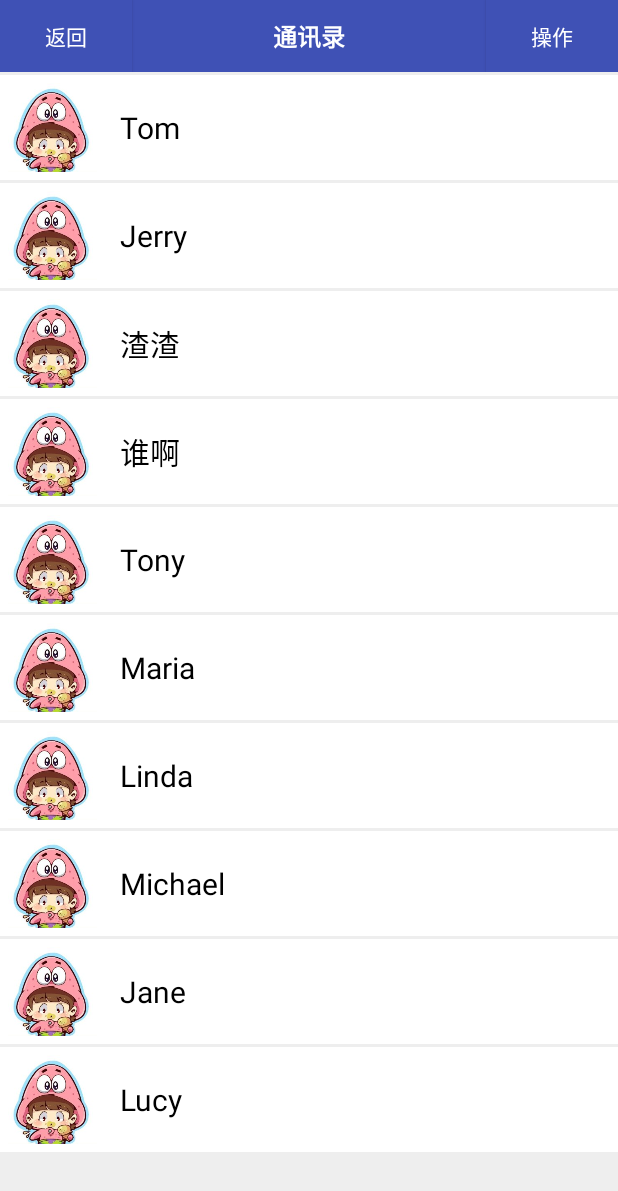
After one commit to snx1995/IM, an Android app: the AddressBookActivity screen opened directly, with no data from a screen before it, on a phone screen of 412 x 824 dp. The commit adds this screen. Shown: the top 1191 px of the screen. Run offline under Robolectric (Android 15) with nearby library versions, the phone set to English and light mode, and no system bars.

Commit message:
userinfo,addressbook

```diff
--- a/app/build.gradle
+++ b/app/build.gradle
@@ -7,7 +7,7 @@ android {
         minSdkVersion 15
         targetSdkVersion 26
         versionCode 1
-        versionName "1.0"
+        versionName "1.2.0"
         testInstrumentationRunner "android.support.test.runner.AndroidJUnitRunner"
     }
     buildTypes {
--- /dev/null
+++ b/app/src/main/java/top/banyaoqiang/www/imessaging/AddressBookActivity.java
@@ -0,0 +1,45 @@
+package top.banyaoqiang.www.imessaging;
+
+import android.support.v7.app.ActionBar;
+import android.support.v7.app.AppCompatActivity;
+import android.os.Bundle;
+import android.support.v7.widget.LinearLayoutManager;
+import android.support.v7.widget.RecyclerView;
+import android.widget.LinearLayout;
+
+import java.util.ArrayList;
+import java.util.List;
+
+public class AddressBookActivity extends AppCompatActivity {
+
+    private List<Friend> friendList = new ArrayList<>();
+
+    @Override
+    protected void onCreate(Bundle savedInstanceState) {
+        super.onCreate(savedInstanceState);
+        setContentView(R.layout.activity_address_book);
+
+        ActionBar actionBar = getSupportActionBar();
+        if(actionBar != null) actionBar.hide();
+
+        TopBar topBar = findViewById(R.id.address_top_bar);
+        topBar.setTitle("通讯录");
+
+        initFriendList();
+
+        LinearLayoutManager manager = new LinearLayoutManager(this);
+        RecyclerView recyclerView = findViewById(R.id.address_recycler);
+        AddressBookAdapter adpter = new AddressBookAdapter(friendList);
+        recyclerView.setLayoutManager(manager);
+        recyclerView.setAdapter(adpter);
+
+    }
+
+    private void initFriendList(){
+        String[] names = {"Tom","Jerry","渣渣","谁啊","Tony","Maria","Linda","Michael","Jane","Lucy"};
+        for(String name:names){
+            Friend friend = new Friend(1,name,R.drawable.receive_tmp);
+            friendList.add(friend);
+        }
+    }
+}
--- /dev/null
+++ b/app/src/main/java/top/banyaoqiang/www/imessaging/AddressBookAdapter.java
@@ -0,0 +1,70 @@
+package top.banyaoqiang.www.imessaging;
+
+import android.content.Intent;
+import android.support.v7.app.AppCompatActivity;
+import android.support.v7.widget.RecyclerView;
+import android.view.LayoutInflater;
+import android.view.View;
+import android.view.ViewGroup;
+import android.widget.ImageView;
+import android.widget.TextView;
+
+import org.w3c.dom.Text;
+
+import java.util.List;
+
+/**
+ * Created by snx on 18-1-30.
+ */
+
+public class AddressBookAdapter extends RecyclerView.Adapter<AddressBookAdapter.ViewHolder> {
+    private List<Friend> friendList;
+
+    static class ViewHolder extends RecyclerView.ViewHolder{
+        ImageView friendImage;
+        TextView friendName;
+
+        public ViewHolder(View view){
+            super(view);
+            friendImage = view.findViewById(R.id.address_friend_image);
+            friendName = view.findViewById(R.id.address_friend_name);
+        }
+    }
+
+    public AddressBookAdapter(List<Friend> friendList){
+        this.friendList = friendList;
+    }
+
+    @Override
+    public void onBindViewHolder(ViewHolder holder, int position) {
+        Friend friend = friendList.get(position);
+        holder.friendImage.setImageResource(friend.getImage());
+        holder.friendName.setText(friend.getName());
+
+    }
+
+    @Override
+    public ViewHolder onCreateViewHolder(ViewGroup parent, int viewType) {
+        View view = LayoutInflater.from(parent.getContext()).inflate(R.layout.friend_item,parent,false);
+        final ViewHolder holder = new ViewHolder(view);
+        final ViewGroup vg = parent;
+        holder.friendName.setOnClickListener(new View.OnClickListener() {
+            @Override
+            public void onClick(View view) {
+                int position = holder.getAdapterPosition();
+                Friend friend = friendList.get(position);
+                Intent intent = new Intent(vg.getContext(),InfoDetailActivity.class);
+                intent.putExtra("user_name",friend.getName());
+                intent.putExtra("user_image",friend.getImage());
+                intent.putExtra("user_id",friend.getId());
+                vg.getContext().startActivity(intent);
+            }
+        });
+        return holder;
+    }
+
+    @Override
+    public int getItemCount() {
+        return friendList.size();
+    }
+}
--- /dev/null
+++ b/app/src/main/java/top/banyaoqiang/www/imessaging/Friend.java
@@ -0,0 +1,29 @@
+package top.banyaoqiang.www.imessaging;
+
+/**
+ * Created by snx on 18-1-30.
+ */
+
+public class Friend {
+    private int id;
+    private String name;
+    private int image;
+
+    public Friend(int id, String name, int image) {
+        this.id = id;
+        this.name = name;
+        this.image = image;
+    }
+
+    public int getId() {
+        return id;
+    }
+
+    public String getName() {
+        return name;
+    }
+
+    public int getImage() {
+        return image;
+    }
+}
--- a/app/src/main/java/top/banyaoqiang/www/imessaging/MessageActivity.java
+++ b/app/src/main/java/top/banyaoqiang/www/imessaging/MessageActivity.java
@@ -46,8 +46,8 @@ public class MessageActivity extends AppCompatActivity {
         });
 
         Intent intent = getIntent();
-        this.friendName = intent.getStringExtra("friend_name");
-        this.friendId = intent.getIntExtra("friend_id",-1);
+        this.friendName = intent.getStringExtra("user_name");
+        this.friendId = intent.getIntExtra("user_id",-1);
 
         topBar.setTitle(friendName);
 
--- /dev/null
+++ b/app/src/main/res/layout/activity_address_book.xml
@@ -0,0 +1,19 @@
+<?xml version="1.0" encoding="utf-8"?>
+<LinearLayout xmlns:android="http://schemas.android.com/apk/res/android"
+    android:orientation="vertical"
+    android:layout_width="match_parent"
+    android:layout_height="match_parent">
+
+    <top.banyaoqiang.www.imessaging.TopBar
+        android:id="@+id/address_top_bar"
+        android:layout_width="match_parent"
+        android:layout_height="wrap_content" />
+
+    <android.support.v7.widget.RecyclerView
+        android:background="#eee"
+        android:id="@+id/address_recycler"
+        android:layout_width="match_parent"
+        android:layout_height="match_parent" />
+
+
+</LinearLayout>
--- a/app/src/main/res/layout/activity_main.xml
+++ b/app/src/main/res/layout/activity_main.xml
@@ -27,6 +27,7 @@
         <Button
             android:textColor="#fff"
             style="?buttonBarButtonStyle"
+            android:id="@+id/main_address_btn"
             android:text="@string/main_address_book"
             android:layout_weight="1"
             android:layout_width="0dp"
--- /dev/null
+++ b/app/src/main/res/layout/friend_item.xml
@@ -0,0 +1,35 @@
+<?xml version="1.0" encoding="utf-8"?>
+<LinearLayout xmlns:android="http://schemas.android.com/apk/res/android"
+    android:orientation="vertical" android:layout_width="match_parent"
+    android:layout_height="wrap_content">
+
+    <LinearLayout
+        android:background="#fff"
+        android:layout_marginTop="2dp"
+        android:layout_width="match_parent"
+        android:layout_height="wrap_content">
+
+        <ImageView
+            android:padding="5dp"
+            android:contentDescription="@string/history_records"
+            android:id="@+id/address_friend_image"
+            android:src="@drawable/send_tmp"
+            android:scaleType="fitXY"
+            android:layout_width="70dp"
+            android:layout_height="70dp" />
+
+        <TextView
+            android:id="@+id/address_friend_name"
+            android:textSize="20sp"
+            android:textColor="#000"
+            android:layout_marginStart="10dp"
+            android:layout_marginLeft="10dp"
+            android:gravity="center_vertical"
+            android:text="@string/history_records"
+            android:layout_weight="1"
+            android:layout_width="0dp"
+            android:layout_height="match_parent" />
+    </LinearLayout>
+
+
+</LinearLayout>
```
Also changed, not shown: app/src/main/AndroidManifest.xml (+13 -12 lines), app/src/main/java/top/banyaoqiang/www/imessaging/InfoDetailActivity.java (added, +56 -0 lines), app/src/main/java/top/banyaoqiang/www/imessaging/LoginActivity.java (+17 -0 lines), app/src/main/java/top/banyaoqiang/www/imessaging/MainActivity.java (+11 -0 lines), app/src/main/java/top/banyaoqiang/www/imessaging/TestActivity.java (+11 -2 lines), app/src/main/res/layout/activity_info_detail.xml (added, +151 -0 lines), app/src/main/res/layout/activity_login.xml (+9 -0 lines), app/src/main/res/layout/activity_test.xml (+40 -0 lines), app/src/main/res/values/strings.xml (+12 -0 lines).
